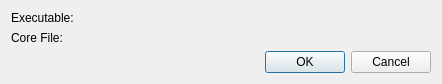
First picture: the form in debuggers/common/dialogs/selectcoredialog.ui, repository KDE/kdevelop, before the edit.
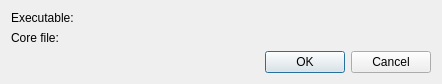
Second picture: the form after the edit. Custom widgets are drawn as their Qt base class.

Commit message:
Use sentence style capitalization with label texts of edit fields
Cmp. https://community.kde.org/KDE_Visual_Design_Group/HIG/Capitalization

Patch:
```diff
--- a/debuggers/common/dialogs/selectcoredialog.ui
+++ b/debuggers/common/dialogs/selectcoredialog.ui
@@ -24,7 +24,7 @@
    <item row="1" column="0">
     <widget class="QLabel" name="label_2">
      <property name="text">
-      <string>Core File:</string>
+      <string>Core file:</string>
      </property>
     </widget>
    </item>
```
The commit also changes 6 other files.
